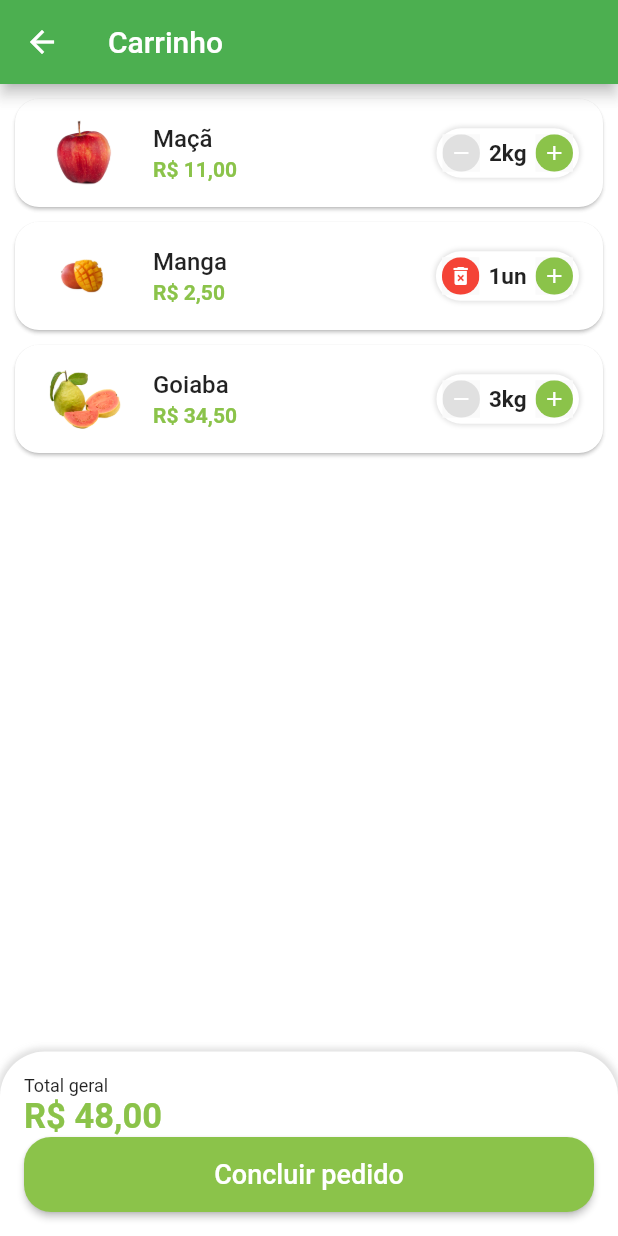
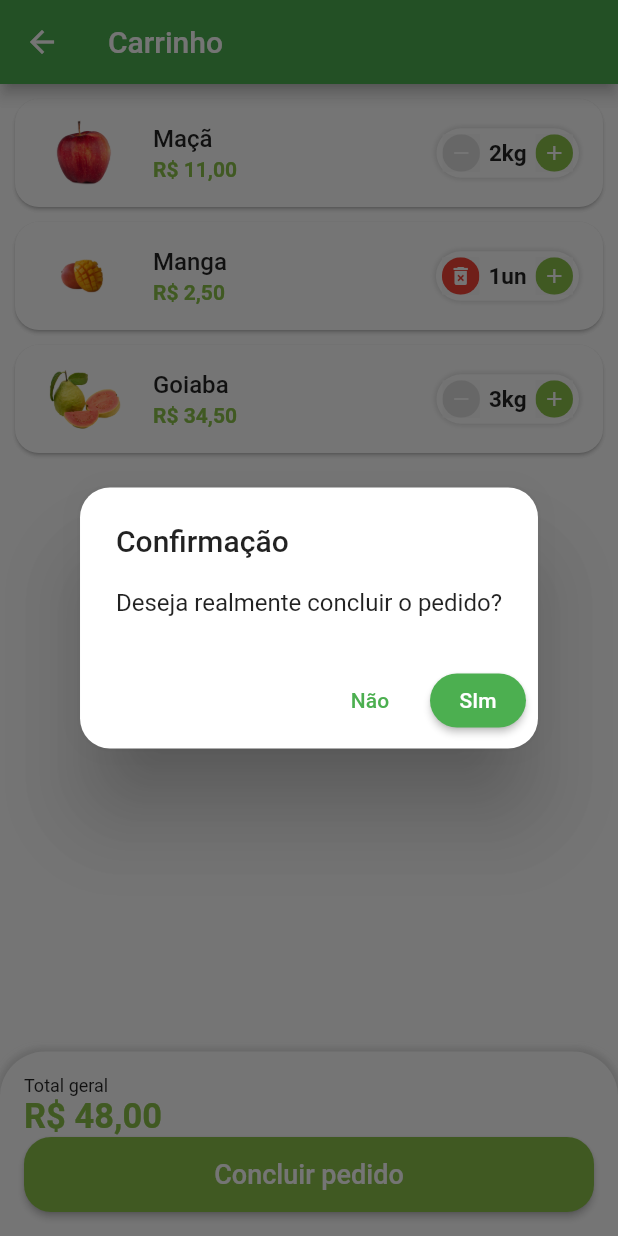
Before and after one commit to tiaggomoura/app-mercadin24h, a Flutter app: the CartTab screen opened directly, after a tap on "Concluir pedido", on a phone screen of 412 x 824 dp. Run offline on Flutter 3.47's test engine with Material 2 defaults, Android fonts, the light colour scheme and no system bars; our stand-ins replace animated_text_kit, badges, mask_text_input_formatter.

Commit message:
WIP - Diálogo de confirmação

```diff
--- a/lib/src/pages/cart/CartTab.dart
+++ b/lib/src/pages/cart/CartTab.dart
@@ -89,7 +89,9 @@ class _CartTabState extends State<CartTab> {
                         borderRadius: BorderRadius.circular(18),
                       ),
                     ),
-                    onPressed: () {},
+                    onPressed: () async {
+                      bool? result = await showOrderConfimation();
+                    },
                     child: const Text(
                       'Concluir pedido',
                       style: TextStyle(
@@ -105,4 +107,37 @@ class _CartTabState extends State<CartTab> {
       ),
     );
   }
+
+  Future<bool?> showOrderConfimation() {
+    return showDialog(
+      context: context,
+      builder: (context) {
+        return AlertDialog(
+          shape: RoundedRectangleBorder(
+            borderRadius: BorderRadius.circular(20),
+          ),
+          title: const Text('Confirmação'),
+          content: const Text('Deseja realmente concluir o pedido?'),
+          actions: [
+            TextButton(
+              onPressed: () {
+                Navigator.of(context).pop(false);
+              },
+              child: const Text('Não'),
+            ),
+            ElevatedButton(
+              style: ElevatedButton.styleFrom(
+                  shape: RoundedRectangleBorder(
+                borderRadius: BorderRadius.circular(20),
+              )),
+              onPressed: () {
+                Navigator.of(context).pop(true);
+              },
+              child: const Text('SIm'),
+            )
+          ],
+        );
+      },
+    );
+  }
 }
```
